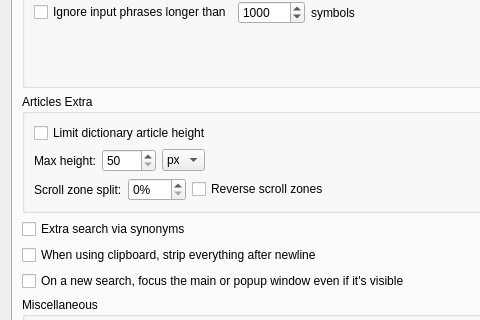
Above: src/ui/preferences.ui from wuyun-1921/goldendict-ng before the change; both pictures show x 0 to 480 and y 199 to 519 of the 788 by 765 pixel window. Below: the same form after it.
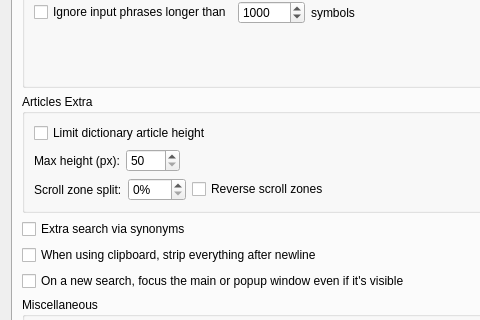
That is the form after the change. The open tabs and pages were chosen to show the change. Icons and pictures are not drawn.

Commit message:
simplify: remove dictPanelHeightUnit combo box, use plaintext label
Changed 'Max height:' label to 'Max height (px):' and removed the
redundant unit selector combo box. Unit is hardcoded to px.

```diff
--- a/src/ui/preferences.ui
+++ b/src/ui/preferences.ui
@@ -1897,7 +1897,7 @@
             <item>
              <widget class="QLabel" name="dictPanelHeightLabel">
               <property name="text">
-               <string>Max height:</string>
+               <string>Max height (px):</string>
               </property>
              </widget>
             </item>
@@ -1911,15 +1911,6 @@
               </property>
              </widget>
             </item>
-            <item>
-             <widget class="QComboBox" name="dictPanelHeightUnit">
-              <item>
-               <property name="text">
-                <string>px</string>
-               </property>
-              </item>
-             </widget>
-            </item>
            </layout>
           </item>
           <item row="2" column="0">
```
The commit also changes 1 other file.
